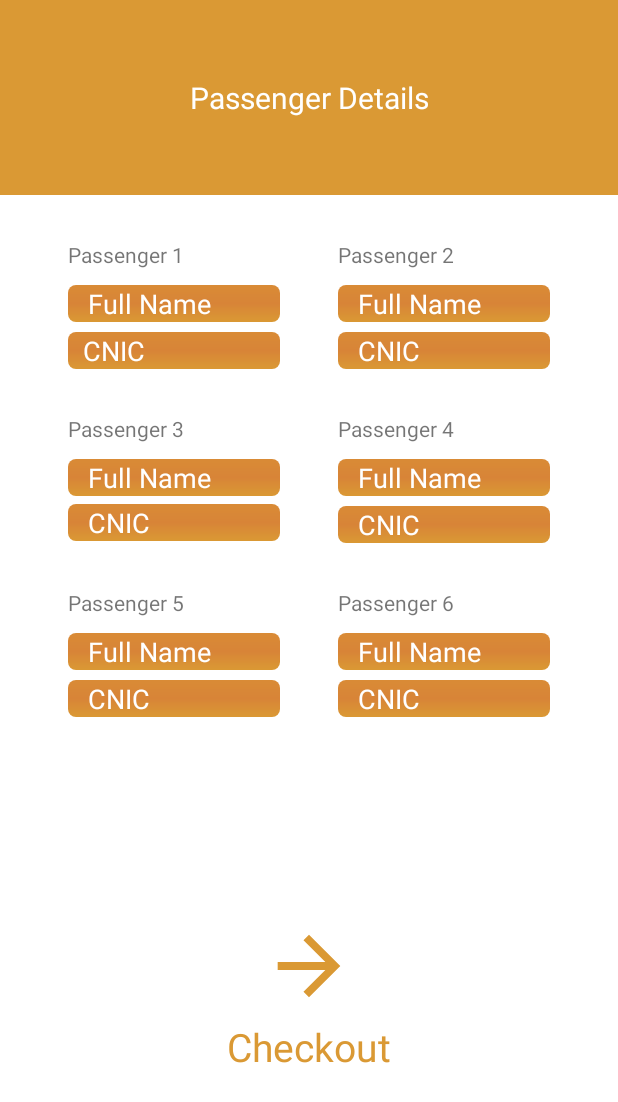
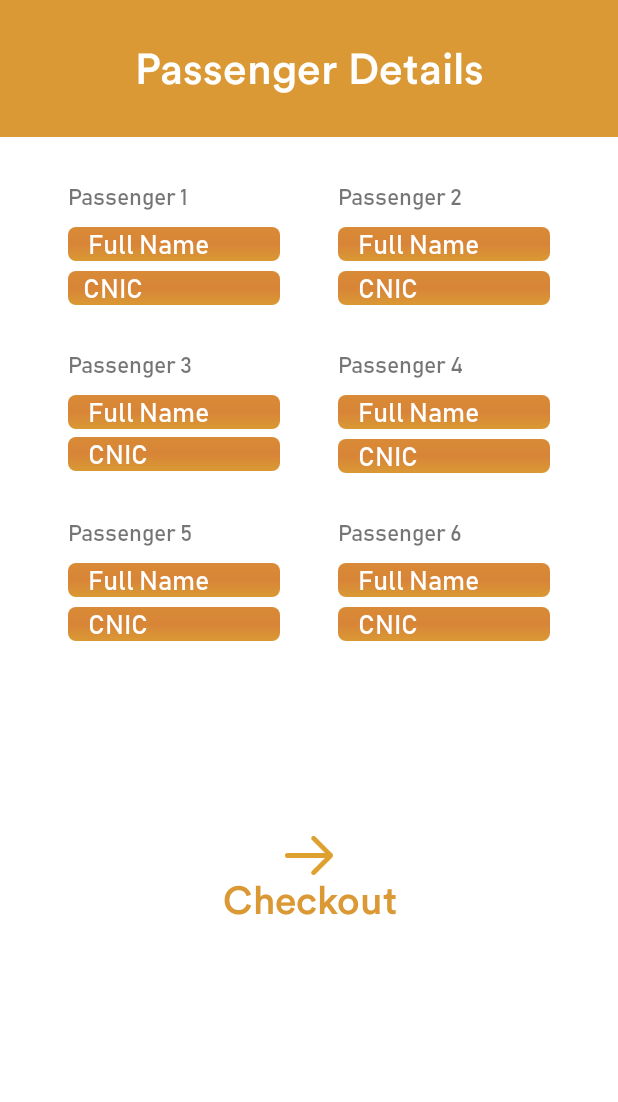
Before and after one commit to usamayasin/Booking-App, an Android app: the PassengerDetailsActivity screen opened directly, with no data from a screen before it, on a phone screen of 412 x 824 dp. Shown: the top 1102 px of the screen. Run offline under Robolectric (Android 15) with nearby library versions, the phone set to English and light mode, and no system bars; our stand-ins replace sdp/ssp sizes.

Commit message:
All Screens fonts Changed with real fonts

```diff
--- a/app/src/main/java/com/app/faisalmovers/Adapters/CityListRCAdapter.kt
+++ b/app/src/main/java/com/app/faisalmovers/Adapters/CityListRCAdapter.kt
@@ -48,7 +48,7 @@ public class CityListRCAdapter(var context: Context, listModels: ArrayList<CityL
             try {
                 if (v == clCityItem) {
                     val position = adapterPosition
-                    type?.let { callBackInterface?.getSelectedCity(position, it) }
+                    type?.let { callBackInterface?.getSelectedCity(dataList.get(position).cityName, it) }
 
                 }
             } catch (e: Exception) {
--- a/app/src/main/java/com/app/faisalmovers/HomeActivity.kt
+++ b/app/src/main/java/com/app/faisalmovers/HomeActivity.kt
@@ -257,12 +257,12 @@ class HomeActivity : AppCompatActivity(), HomeActivityInterface {
         }
     }
 
-    override fun getSelectedCity(position: Int, type: String) {
+    override fun getSelectedCity(cityName: String, type: String) {
         if (type.equals(Utility.FROM)) {
-            tv_selectFromCity?.text = citiesList.get(position).cityName
+            tv_selectFromCity?.text = cityName
         }
         if (type.equals(Utility.TO)) {
-            tv_selectToCity?.text = citiesList.get(position).cityName
+            tv_selectToCity?.text =cityName
         }
         cityListDialog?.dismiss()
     }
--- a/app/src/main/java/com/app/faisalmovers/Interfaces/HomeActivityInterface.kt
+++ b/app/src/main/java/com/app/faisalmovers/Interfaces/HomeActivityInterface.kt
@@ -1,5 +1,5 @@
 package com.app.faisalmovers.Interfaces
 
 interface HomeActivityInterface {
-    public fun getSelectedCity(position:Int,type:String)
+    public fun getSelectedCity(cityName:String,type:String)
 }
--- a/app/src/main/java/com/app/faisalmovers/RouteSelectionActivity.kt
+++ b/app/src/main/java/com/app/faisalmovers/RouteSelectionActivity.kt
@@ -31,7 +31,7 @@ class RouteSelectionActivity : AppCompatActivity() {
     fun init(){
         rc_routeInfo = findViewById(R.id.rv_routeInfo)
         tv_selectedToCity = findViewById(R.id.tv_selectedToCity)
-        tv_selectedfromCity = findViewById(R.id.tv_selectedfromCity)
+        tv_selectedfromCity = findViewById(R.id.tv_selectedFromCity)
     }
 
     fun setRecyclerView() {
--- a/app/src/main/res/layout/activity_passenger_details.xml
+++ b/app/src/main/res/layout/activity_passenger_details.xml
@@ -8,12 +8,13 @@
         <TextView
             android:id="@+id/tv_passenger_details"
             android:layout_width="match_parent"
-            android:layout_height="@dimen/_100sdp"
+            android:layout_height="@dimen/_70sdp"
+            android:fontFamily="@font/circular_std_medium"
             android:text="Passenger Details"
             android:gravity="center"
             android:textColor="@color/white"
             android:background="@color/gradient_color_1"
-            android:textSize="20sp"
+            android:textSize="@dimen/_22ssp"
             app:layout_constraintStart_toStartOf="parent"
             app:layout_constraintEnd_toEndOf="parent"
             app:layout_constraintTop_toTopOf="parent"
@@ -60,9 +61,11 @@
                     <TextView
                         android:layout_width="match_parent"
                         android:layout_height="wrap_content"
+                        android:fontFamily="@font/bahnschrift_regular"
                         android:paddingTop="@dimen/_8sdp"
                         android:paddingBottom="@dimen/_8sdp"
-                        android:text="Passenger 1" />
+                        android:text="Passenger 1"
+                        android:textSize="@dimen/_12ssp"/>
 
                     <EditText
                         android:id="@+id/ed_passenger_one_full_name"
@@ -70,6 +73,7 @@
                         android:layout_height="wrap_content"
                         android:layout_marginBottom="@dimen/_5sdp"
                         android:background="@drawable/complete_corner_rounded"
+                        android:fontFamily="@font/bahnschrift_regular"
                         android:hint="Full Name"
                         android:paddingStart="@dimen/_10sdp"
                         android:paddingLeft="@dimen/_10sdp"
@@ -82,6 +86,7 @@
                         android:layout_width="match_parent"
                         android:layout_height="wrap_content"
                         android:background="@drawable/complete_corner_rounded"
+                        android:fontFamily="@font/bahnschrift_regular"
                         android:hint="CNIC"
                         android:paddingStart="10dp"
                         android:paddingLeft="10dp"
@@ -101,9 +106,11 @@
                     <TextView
                         android:layout_width="match_parent"
                         android:layout_height="wrap_content"
+                        android:fontFamily="@font/bahnschrift_regular"
                         android:paddingTop="@dimen/_8sdp"
                         android:paddingBottom="@dimen/_8sdp"
-                        android:text="Passenger 2" />
+                        android:text="Passenger 2"
+                        android:textSize="@dimen/_12ssp"/>
 
                     <EditText
                         android:id="@+id/ed_passenger_two_full_name"
@@ -112,6 +119,7 @@
                         android:layout_marginBottom="@dimen/_5sdp"
                         android:background="@drawable/complete_corner_rounded"
                         android:hint="Full Name"
+                        android:fontFamily="@font/bahnschrift_regular"
                         android:paddingStart="@dimen/_10sdp"
                         android:paddingLeft="@dimen/_10sdp"
                         android:paddingEnd="@dimen/_2sdp"
@@ -124,6 +132,7 @@
                         android:layout_height="wrap_content"
                         android:background="@drawable/complete_corner_rounded"
                         android:hint="CNIC"
+                        android:fontFamily="@font/bahnschrift_regular"
                         android:paddingStart="@dimen/_10sdp"
                         android:paddingLeft="@dimen/_10sdp"
                         android:paddingEnd="@dimen/_2sdp"
@@ -153,9 +162,11 @@
                     <TextView
                         android:layout_width="match_parent"
                         android:layout_height="wrap_content"
+                        android:fontFamily="@font/bahnschrift_regular"
                         android:paddingTop="@dimen/_8sdp"
                         android:paddingBottom="@dimen/_8sdp"
-                        android:text="Passenger 3" />
+                        android:text="Passenger 3"
+                        android:textSize="@dimen/_12ssp"/>
 
                     <EditText
                         android:id="@+id/ed_passenger_three_full_name"
@@ -164,6 +175,7 @@
                         android:layout_marginBottom="5dp"
                         android:background="@drawable/complete_corner_rounded"
                         android:hint="Full Name"
+                        android:fontFamily="@font/bahnschrift_regular"
                         android:paddingStart="@dimen/_10sdp"
                         android:paddingLeft="@dimen/_10sdp"
                         android:paddingEnd="@dimen/_2sdp"
@@ -176,6 +188,7 @@
                         android:layout_height="wrap_content"
                         android:background="@drawable/complete_corner_rounded"
                         android:hint="CNIC"
+                        android:fontFamily="@font/bahnschrift_regular"
                         android:paddingStart="@dimen/_10sdp"
                         android:paddingLeft="@dimen/_10sdp"
                         android:paddingEnd="@dimen/_2sdp"
@@ -197,9 +210,11 @@
                     <TextView
                         android:layout_width="match_parent"
                         android:layout_height="wrap_content"
+                        android:fontFamily="@font/bahnschrift_regular"
                         android:paddingTop="@dimen/_8sdp"
                         android:paddingBottom="@dimen/_8sdp"
-                        android:text="Passenger 4" />
+                        android:text="Passenger 4"
+                        android:textSize="@dimen/_12ssp"/>
 
                     <EditText
                         android:id="@+id/ed_passenger_four_full_name"
@@ -208,6 +223,7 @@
                         android:layout_marginBottom="@dimen/_5sdp"
                         android:background="@drawable/complete_corner_rounded"
                         android:hint="Full Name"
+                        android:fontFamily="@font/bahnschrift_regular"
                         android:paddingStart="@dimen/_10sdp"
                         android:paddingLeft="@dimen/_10sdp"
                         android:paddingEnd="@dimen/_2sdp"
@@ -220,6 +236,7 @@
                         android:layout_height="wrap_content"
                         android:background="@drawable/complete_corner_rounded"
                         android:hint="CNIC"
+                        android:fontFamily="@font/bahnschrift_regular"
                         android:paddingStart="@dimen/_10sdp"
                         android:paddingLeft="@dimen/_10sdp"
                         android:paddingEnd="@dimen/_2sdp"
@@ -250,9 +267,11 @@
                     <TextView
                         android:layout_width="match_parent"
                         android:layout_height="wrap_content"
+                        android:fontFamily="@font/bahnschrift_regular"
                         android:paddingTop="@dimen/_8sdp"
                         android:paddingBottom="@dimen/_8sdp"
-                        android:text="Passenger 5" />
+                        android:text="Passenger 5"
+                        android:textSize="@dimen/_12ssp"/>
 
                     <EditText
                         android:id="@+id/ed_passenger_five_full_name"
@@ -261,6 +280,7 @@
                         android:layout_marginBottom="@dimen/_5sdp"
                         android:background="@drawable/complete_corner_rounded"
                         android:hint="Full Name"
+                        android:fontFamily="@font/bahnschrift_regular"
                         android:paddingStart="@dimen/_10sdp"
                         android:paddingLeft="@dimen/_10sdp"
                         android:paddingEnd="@dimen/_2sdp"
@@ -273,6 +293,7 @@
                         android:layout_height="wrap_content"
                         android:background="@drawable/complete_corner_rounded"
                         android:hint="CNIC"
+                        android:fontFamily="@font/bahnschrift_regular"
                         android:paddingStart="@dimen/_10sdp"
                         android:paddingLeft="@dimen/_10sdp"
                         android:paddingEnd="@dimen/_2sdp"
@@ -294,9 +315,11 @@
                     <TextView
                         android:layout_width="match_parent"
                         android:layout_height="wrap_content"
+                        android:fontFamily="@font/bahnschrift_regular"
                         android:paddingTop="@dimen/_8sdp"
                         android:paddingBottom="@dimen/_8sdp"
-                        android:text="Passenger 6" />
+                        android:text="Passenger 6"
+                        android:textSize="@dimen/_12ssp"/>
 
                     <EditText
                         android:id="@+id/ed_passenger_six_full_name"
@@ -305,6 +328,7 @@
                         android:layout_marginBottom="@dimen/_5sdp"
                         android:background="@drawable/complete_corner_rounded"
                         android:hint="Full Name"
+                        android:fontFamily="@font/bahnschrift_regular"
                         android:paddingStart="@dimen/_10sdp"
                         android:paddingLeft="@dimen/_10sdp"
                         android:paddingEnd="@dimen/_2sdp"
@@ -317,6 +341,7 @@
                         android:layout_height="wrap_content"
                         android:background="@drawable/complete_corner_rounded"
                         android:hint="CNIC"
+                        android:fontFamily="@font/bahnschrift_regular"
                         android:paddingStart="@dimen/_10sdp"
                         android:paddingLeft="@dimen/_10sdp"
                         android:paddingEnd="@dimen/_2sdp"
@@ -339,15 +364,16 @@
 
                 <ImageView
                     android:id="@+id/iv_passenger_details_go_btn"
-                    android:layout_width="wrap_content"
-                    android:layout_height="wrap_content"
+                    android:layout_width="@dimen/_50sdp"
+                    android:layout_height="@dimen/_20sdp"
                     android:layout_gravity="center"
-                    android:src="@mipmap/ic_forward_arrow" />
+                    android:src="@drawable/ic_nextarrow" />
 
                 <TextView
                     android:layout_width="match_parent"
                     android:layout_height="wrap_content"
                     android:gravity="center"
+                    android:fontFamily="@font/circular_std_medium"
                     android:text="Checkout"
                     android:textColor="@color/gradient_color_1"
                     android:textSize="@dimen/_20ssp" />
--- a/app/src/main/res/layout/city_dialog_list_view_layout.xml
+++ b/app/src/main/res/layout/city_dialog_list_view_layout.xml
@@ -22,8 +22,10 @@
             android:id="@+id/tv_cityListLabel"
             android:layout_width="wrap_content"
             android:layout_height="wrap_content"
-            android:textSize="15sp"
+            android:textSize="@dimen/_15ssp"
             android:padding="12dp"
+            android:textStyle="bold"
+            android:fontFamily="@font/myriad_pro_regular"
             android:layout_gravity="end"
             android:textColor="@android:color/black"
             android:layout_weight="1.8"/>
--- a/app/src/main/res/layout/dialoge_layout.xml
+++ b/app/src/main/res/layout/dialoge_layout.xml
@@ -10,6 +10,7 @@
         android:layout_width="match_parent"
         android:layout_height="wrap_content"
         android:layout_marginTop="@dimen/_5sdp"
+        android:fontFamily="@font/circular_std_medium"
         android:text="@string/going_to"
         android:gravity="center"
         android:textSize="@dimen/_12ssp"
@@ -23,6 +24,7 @@
         android:layout_marginLeft="10dp"
         android:layout_marginTop="10dp"
         android:layout_marginRight="10dp"
+        android:fontFamily="@font/circular_std_medium"
         android:drawableEnd="@drawable/ic_baseline_search"
         android:drawableRight="@drawable/ic_baseline_search"
         android:hint="Search"
--- a/app/src/main/res/layout/passenger_list_item.xml
+++ b/app/src/main/res/layout/passenger_list_item.xml
@@ -12,6 +12,7 @@
         android:text="@string/name"
         android:gravity="center"
         android:layout_weight="1"
+        android:fontFamily="@font/myriad_pro_regular"
         android:textColor="@color/black"/>
     <androidx.appcompat.widget.AppCompatTextView
         android:id="@+id/tv_passengerCnic"
@@ -20,6 +21,7 @@
         android:text="@string/nic"
         android:gravity="center"
         android:layout_weight="1"
-        android:textColor="@color/black"/>
+        android:textColor="@color/black"
+        android:fontFamily="@font/myriad_pro_regular"/>
 
 </androidx.appcompat.widget.LinearLayoutCompat>
--- a/app/src/main/res/values/strings.xml
+++ b/app/src/main/res/values/strings.xml
@@ -13,8 +13,8 @@
     <string name="open_calender">Open Calender</string>
     <string name="bus_tickets">Bus Tickets</string>
     <string name="date">DATE</string>
-    <string name="going_from">Going from..</string>
-    <string name="going_to">Going to..</string>
+    <string name="going_from">Going From..</string>
+    <string name="going_to">Going To..</string>
     <string name="invoice">Invoice</string>
     <string name="executive_plus">Executive Plus</string>
     <string name="seat_no_s">Seat No(s)</string>
@@ -27,4 +27,6 @@
     <string name="nic">NIC</string>
     <string name="total_price">Total Price</string>
     <string name="paid">Paid</string>
+    <string name="lower_case_from">From</string>
+    <string name="lower_case_to">To</string>
 </resources>
```
Also changed, not shown: app/src/main/res/layout/activity_invoice.xml (+29 -7 lines), app/src/main/res/layout/activity_route_selection.xml (+8 -4 lines), app/src/main/res/layout/route_selection_item_layout.xml (+11 -1 lines), app/src/main/res/layout/seat_selection_activity.xml (+12 -5 lines), app/src/main/res/font/bahnschrift_regular.ttf (added), app/src/main/res/font/gotham_medium.ttf (added).
